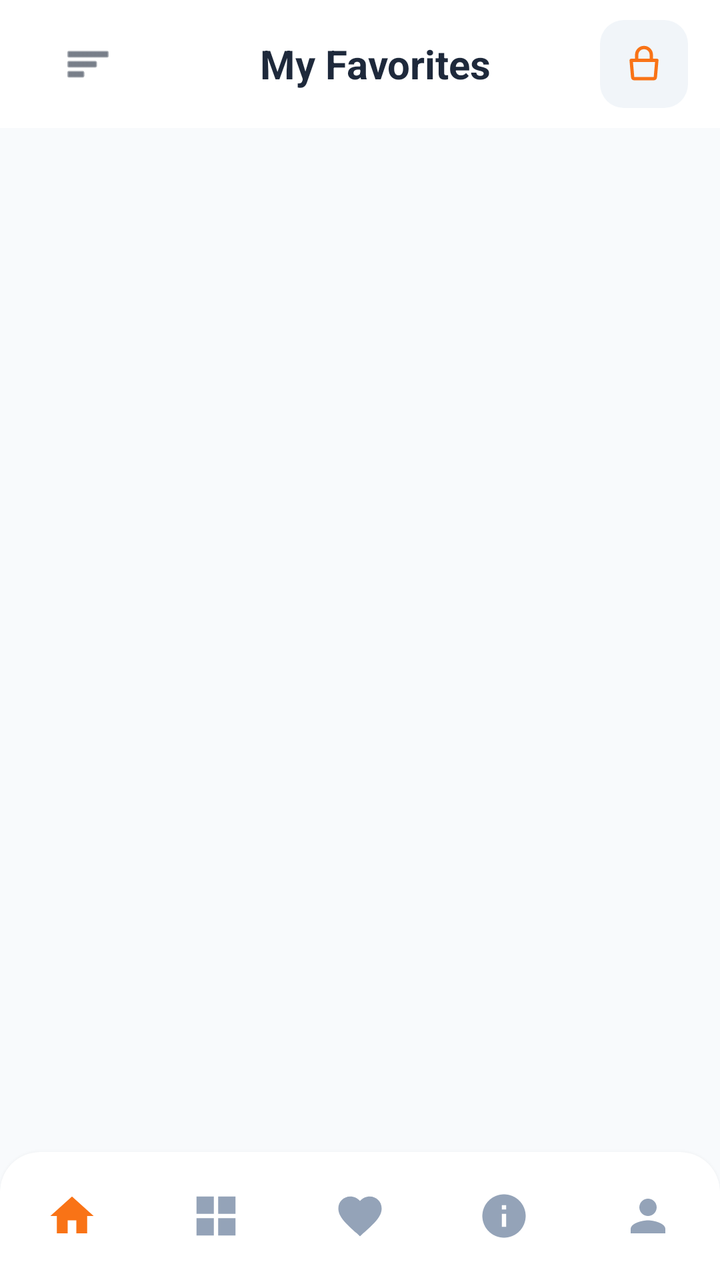
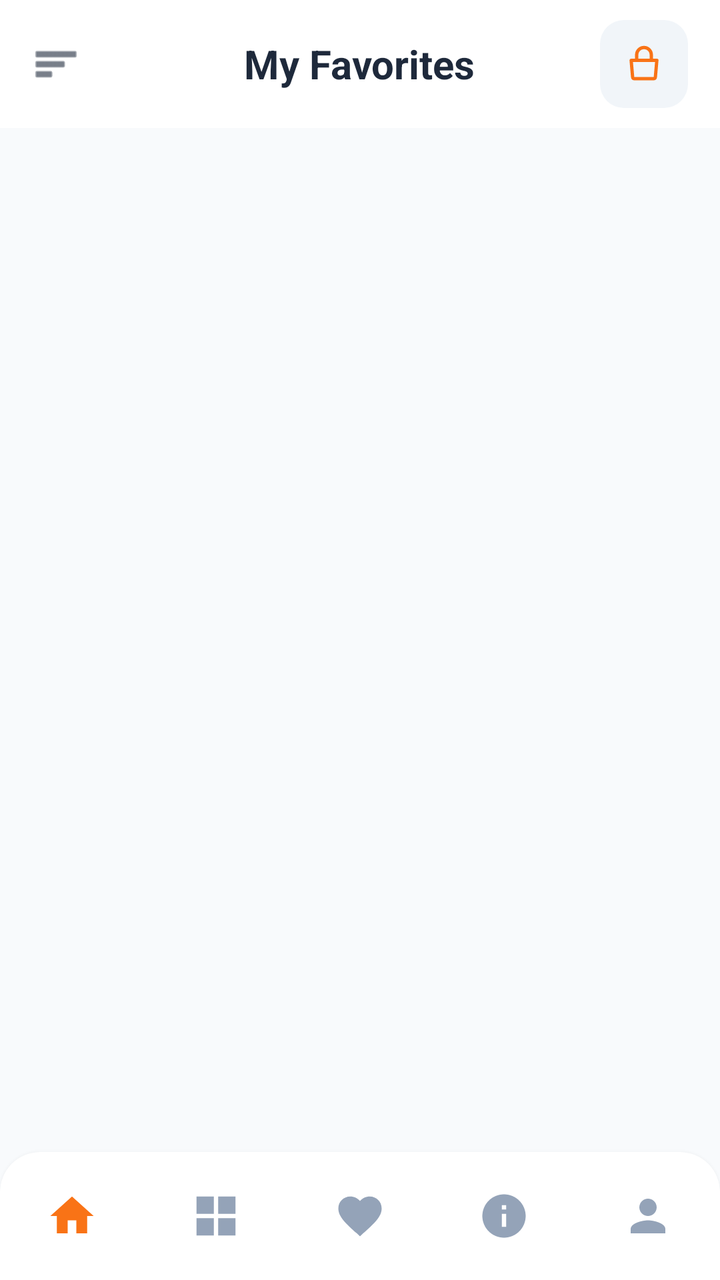

Compare the two renders of this Android layout. The source of the first and the diff that turns it into the second are given below.
<!-- AndroidManifest.xml: application theme Theme.BeckieDealApp -->
<!-- res/layout/activity_favorites.xml -->
<?xml version="1.0" encoding="utf-8"?>
<androidx.drawerlayout.widget.DrawerLayout
    xmlns:android="http://schemas.android.com/apk/res/android"
    xmlns:app="http://schemas.android.com/apk/res-auto"
    xmlns:tools="http://schemas.android.com/tools"
    android:id="@+id/drawerLayout"
    android:layout_width="match_parent"
    android:layout_height="match_parent"
    android:fitsSystemWindows="true"
    tools:context=".FavoritesActivity">

<androidx.constraintlayout.widget.ConstraintLayout
    android:layout_width="match_parent"
    android:layout_height="match_parent"
    android:background="@color/background">

    
    <com.google.android.material.appbar.MaterialToolbar
        android:id="@+id/topAppBar"
        android:layout_width="match_parent"
        android:layout_height="64dp"
        android:background="@color/surface"
        android:elevation="0dp"
        app:layout_constraintTop_toTopOf="parent">

        <RelativeLayout
            android:layout_width="match_parent"
            android:layout_height="match_parent"
            android:paddingHorizontal="16dp">

            <ImageView
                android:id="@+id/menuIcon"
                android:layout_width="24dp"
                android:layout_height="24dp"
                android:layout_alignParentStart="true"
                android:layout_centerVertical="true"
                android:src="@android:drawable/ic_menu_sort_by_size"
                app:tint="@color/text_primary" />

            <TextView
                android:layout_width="wrap_content"
                android:layout_height="wrap_content"
                android:layout_centerInParent="true"
                android:text="My Favorites"
                android:textColor="@color/text_primary"
                android:textSize="20sp"
                android:textStyle="bold" />

            <RelativeLayout
                android:id="@+id/cartContainer"
                android:layout_width="44dp"
                android:layout_height="44dp"
                android:layout_alignParentEnd="true"
                android:layout_centerVertical="true"
                android:background="@drawable/form_field_background">

                <ImageView
                    android:id="@+id/cartIcon"
                    android:layout_width="22dp"
                    android:layout_height="22dp"
                    android:layout_centerInParent="true"
                    android:src="@drawable/ic_shopping_bag"
                    app:tint="@color/primary" />

                <TextView
                    android:id="@+id/cartBadge"
                    android:layout_width="18dp"
                    android:layout_height="18dp"
                    android:layout_alignParentEnd="true"
                    android:layout_alignParentTop="true"
                    android:background="@drawable/badge_pill"
                    android:backgroundTint="@color/red_error"
                    android:gravity="center"
                    android:text="0"
                    android:textColor="@color/white_fixed"
                    android:textSize="9sp"
                    android:textStyle="bold"
                    android:visibility="gone" />

            </RelativeLayout>
        </RelativeLayout>
    </com.google.android.material.appbar.MaterialToolbar>

    <androidx.core.widget.NestedScrollView
        android:layout_width="match_parent"
        android:layout_height="0dp"
        android:fillViewport="true"
        app:layout_constraintTop_toBottomOf="@id/topAppBar"
        app:layout_constraintBottom_toTopOf="@id/bottomNavGlassHost">

        <LinearLayout
            android:layout_width="match_parent"
            android:layout_height="wrap_content"
            android:orientation="vertical"
            android:padding="16dp">

            
            <LinearLayout
                android:id="@+id/emptyState"
                android:layout_width="match_parent"
                android:layout_height="wrap_content"
                android:layout_marginTop="100dp"
                android:gravity="center"
                android:orientation="vertical"
                android:visibility="gone">

                <ImageView
                    android:layout_width="120dp"
                    android:layout_height="120dp"
                    android:src="@drawable/ic_favorite"
                    app:tint="@color/badge_bg" />

                <TextView
                    android:layout_width="wrap_content"
                    android:layout_height="wrap_content"
                    android:layout_marginTop="24dp"
                    android:text="Your heart is empty"
                    android:textColor="@color/text_primary"
                    android:textSize="20sp"
                    android:textStyle="bold" />

                <TextView
                    android:layout_width="wrap_content"
                    android:layout_height="wrap_content"
                    android:layout_marginTop="8dp"
                    android:text="Start adding items you love to your favorites!"
                    android:textColor="@color/text_secondary"
                    android:textSize="14sp" />
                
                <Button
                    android:id="@+id/exploreButton"
                    android:layout_width="wrap_content"
                    android:layout_height="wrap_content"
                    android:layout_marginTop="24dp"
                    android:text="Explore Products"
                    android:textAllCaps="false"
                    app:cornerRadius="12dp"
                    android:backgroundTint="@color/primary"/>
            </LinearLayout>

            
            <GridLayout
                android:id="@+id/favoritesGrid"
                android:layout_width="match_parent"
                android:layout_height="wrap_content"
                android:alignmentMode="alignMargins" />

        </LinearLayout>
    </androidx.core.widget.NestedScrollView>

    
    <include layout="@layout/layout_bottom_nav" />

</androidx.constraintlayout.widget.ConstraintLayout>

<include layout="@layout/layout_drawer" />

</androidx.drawerlayout.widget.DrawerLayout>
<!-- res/layout/layout_bottom_nav.xml (included above) -->
<?xml version="1.0" encoding="utf-8"?>
<FrameLayout
    xmlns:android="http://schemas.android.com/apk/res/android"
    xmlns:app="http://schemas.android.com/apk/res-auto"
    android:id="@+id/bottomNavGlassHost"
    android:layout_width="0dp"
    android:layout_height="wrap_content"
    android:layout_marginStart="@dimen/bottom_nav_side_margin"
    android:layout_marginEnd="@dimen/bottom_nav_side_margin"
    android:layout_marginBottom="@dimen/bottom_nav_bottom_margin"
    android:background="@drawable/bottom_nav_glass_bg"
    android:clipToOutline="true"
    android:elevation="4dp"
    app:layout_constraintBottom_toBottomOf="parent"
    app:layout_constraintStart_toStartOf="parent"
    app:layout_constraintEnd_toEndOf="parent">

    <com.google.android.material.bottomnavigation.BottomNavigationView
        android:id="@+id/bottomNavigation"
        android:layout_width="match_parent"
        android:layout_height="64dp"
        android:background="@android:color/transparent"
        app:backgroundTint="@android:color/transparent"
        app:elevation="0dp"
        app:labelVisibilityMode="unlabeled"
        app:itemIconSize="26dp"
        app:itemRippleColor="@color/nav_indicator_fill"
        app:itemActiveIndicatorStyle="@style/Widget.App.BottomNav.ActiveIndicator"
        app:itemTextColor="@color/bottom_nav_color"
        app:itemIconTint="@color/bottom_nav_color"
        app:menu="@menu/bottom_nav_menu" />

</FrameLayout>
<!-- res/layout/layout_drawer.xml (included above) -->
<?xml version="1.0" encoding="utf-8"?>
<LinearLayout
    xmlns:android="http://schemas.android.com/apk/res/android"
    xmlns:app="http://schemas.android.com/apk/res-auto"
    android:id="@+id/drawerPanel"
    android:layout_width="300dp"
    android:layout_height="match_parent"
    android:layout_gravity="start"
    android:background="@color/surface"
    android:orientation="vertical"
    android:fitsSystemWindows="true">

    
    <LinearLayout
        android:layout_width="match_parent"
        android:layout_height="wrap_content"
        android:background="@drawable/hero_gradient"
        android:orientation="vertical"
        android:paddingStart="20dp"
        android:paddingEnd="20dp"
        android:paddingTop="48dp"
        android:paddingBottom="24dp">

        
        <LinearLayout
            android:layout_width="60dp"
            android:layout_height="60dp"
            android:background="@drawable/about_icon_circle_bg"
            android:gravity="center">
            <ImageView
                android:id="@+id/drawerAvatar"
                android:layout_width="32dp"
                android:layout_height="32dp"
                android:src="@drawable/ic_person"
                android:contentDescription="User avatar"
                app:tint="@color/white_fixed" />
        </LinearLayout>

        <TextView
            android:id="@+id/drawerUserName"
            android:layout_width="wrap_content"
            android:layout_height="wrap_content"
            android:layout_marginTop="10dp"
            android:text="Guest User"
            android:textColor="@color/white_fixed"
            android:textSize="17sp"
            android:textStyle="bold" />

        <TextView
            android:id="@+id/drawerUserEmail"
            android:layout_width="wrap_content"
            android:layout_height="wrap_content"
            android:layout_marginTop="2dp"
            android:text="Sign in to your account"
            android:textColor="#CCFFFFFF"
            android:textSize="12sp" />

    </LinearLayout>

    
    <ScrollView
        android:layout_width="match_parent"
        android:layout_height="0dp"
        android:layout_weight="1"
        android:scrollbars="none"
        android:paddingTop="8dp"
        android:paddingBottom="8dp">

        <LinearLayout
            android:layout_width="match_parent"
            android:layout_height="wrap_content"
            android:orientation="vertical"
            android:paddingHorizontal="12dp">

            
            <LinearLayout
                android:id="@+id/drawerHome"
                android:layout_width="match_parent"
                android:layout_height="52dp"
                android:background="@drawable/drawer_item_bg"
                android:clickable="true"
                android:focusable="true"
                android:gravity="center_vertical"
                android:orientation="horizontal"
                android:paddingHorizontal="12dp">
                <ImageView
                    android:layout_width="22dp"
                    android:layout_height="22dp"
                    android:src="@drawable/ic_home"
                    android:contentDescription="Home"
                    app:tint="@color/primary" />
                <TextView
                    android:layout_width="0dp"
                    android:layout_height="wrap_content"
                    android:layout_weight="1"
                    android:layout_marginStart="14dp"
                    android:text="Home"
                    android:textColor="@color/text_primary"
                    android:textSize="15sp" />
            </LinearLayout>

            
            <LinearLayout
                android:id="@+id/drawerCategories"
                android:layout_width="match_parent"
                android:layout_height="52dp"
                android:background="@drawable/drawer_item_bg"
                android:clickable="true"
                android:focusable="true"
                android:gravity="center_vertical"
                android:orientation="horizontal"
                android:paddingHorizontal="12dp">
                <ImageView
                    android:layout_width="22dp"
                    android:layout_height="22dp"
                    android:src="@drawable/ic_category"
                    android:contentDescription="Categories"
                    app:tint="@color/primary" />
                <TextView
                    android:layout_width="0dp"
                    android:layout_height="wrap_content"
                    android:layout_weight="1"
                    android:layout_marginStart="14dp"
                    android:text="Categories"
                    android:textColor="@color/text_primary"
                    android:textSize="15sp" />
            </LinearLayout>

            
            <LinearLayout
                android:id="@+id/drawerOrders"
                android:layout_width="match_parent"
                android:layout_height="52dp"
                android:background="@drawable/drawer_item_bg"
                android:clickable="true"
                android:focusable="true"
                android:gravity="center_vertical"
                android:orientation="horizontal"
                android:paddingHorizontal="12dp">
                <ImageView
                    android:layout_width="22dp"
                    android:layout_height="22dp"
                    android:src="@drawable/ic_orders"
                    android:contentDescription="My Orders"
                    app:tint="@color/primary" />
                <TextView
                    android:layout_width="0dp"
                    android:layout_height="wrap_content"
                    android:layout_weight="1"
                    android:layout_marginStart="14dp"
                    android:text="My Orders"
                    android:textColor="@color/text_primary"
                    android:textSize="15sp" />
            </LinearLayout>

            
            <LinearLayout
                android:id="@+id/drawerFavorites"
                android:layout_width="match_parent"
                android:layout_height="52dp"
                android:background="@drawable/drawer_item_bg"
                android:clickable="true"
                android:focusable="true"
                android:gravity="center_vertical"
                android:orientation="horizontal"
                android:paddingHorizontal="12dp">
                <ImageView
                    android:layout_width="22dp"
                    android:layout_height="22dp"
                    android:src="@drawable/ic_favorite"
                    android:contentDescription="Favorites"
                    app:tint="@color/primary" />
                <TextView
                    android:layout_width="0dp"
                    android:layout_height="wrap_content"
                    android:layout_weight="1"
                    android:layout_marginStart="14dp"
                    android:text="Favorites"
                    android:textColor="@color/text_primary"
                    android:textSize="15sp" />
                
                <TextView
                    android:id="@+id/drawerFavBadge"
                    android:layout_width="22dp"
                    android:layout_height="22dp"
                    android:background="@drawable/badge_pill"
                    android:backgroundTint="@color/red_error"
                    android:gravity="center"
                    android:text="0"
                    android:textColor="@color/white_fixed"
                    android:textSize="10sp"
                    android:textStyle="bold"
                    android:visibility="gone" />
            </LinearLayout>

            
            <View
                android:layout_width="match_parent"
                android:layout_height="1dp"
                android:layout_marginVertical="8dp"
                android:background="@color/border_color" />

            
            <LinearLayout
                android:id="@+id/drawerNotifications"
                android:layout_width="match_parent"
                android:layout_height="52dp"
                android:background="@drawable/drawer_item_bg"
                android:clickable="true"
                android:focusable="true"
                android:gravity="center_vertical"
                android:orientation="horizontal"
                android:paddingHorizontal="12dp">
                <ImageView
                    android:layout_width="22dp"
                    android:layout_height="22dp"
                    android:src="@drawable/ic_notifications"
                    android:contentDescription="Notifications"
                    app:tint="@color/text_secondary" />
                <TextView
                    android:layout_width="0dp"
                    android:layout_height="wrap_content"
                    android:layout_weight="1"
                    android:layout_marginStart="14dp"
                    android:text="Notifications"
                    android:textColor="@color/text_primary"
                    android:textSize="15sp" />
            </LinearLayout>

            
            <LinearLayout
                android:id="@+id/drawerDarkMode"
                android:layout_width="match_parent"
                android:layout_height="52dp"
                android:background="@drawable/drawer_item_bg"
                android:clickable="true"
                android:focusable="true"
                android:gravity="center_vertical"
                android:orientation="horizontal"
                android:paddingHorizontal="12dp">
                <ImageView
                    android:layout_width="22dp"
                    android:layout_height="22dp"
                    android:src="@drawable/ic_dark_mode"
                    android:contentDescription="Dark Mode"
                    app:tint="@color/text_secondary" />
                <TextView
                    android:layout_width="0dp"
                    android:layout_height="wrap_content"
                    android:layout_weight="1"
                    android:layout_marginStart="14dp"
                    android:text="Dark Mode"
                    android:textColor="@color/text_primary"
                    android:textSize="15sp" />
                <com.google.android.material.materialswitch.MaterialSwitch
                    android:id="@+id/drawerDarkModeSwitch"
                    android:layout_width="wrap_content"
                    android:layout_height="wrap_content"
                    android:checked="false" />
            </LinearLayout>

            
            <LinearLayout
                android:id="@+id/drawerLanguage"
                android:layout_width="match_parent"
                android:layout_height="52dp"
                android:background="@drawable/drawer_item_bg"
                android:clickable="true"
                android:focusable="true"
                android:gravity="center_vertical"
                android:orientation="horizontal"
                android:paddingHorizontal="12dp">
                <ImageView
                    android:layout_width="22dp"
                    android:layout_height="22dp"
                    android:src="@drawable/ic_language"
                    android:contentDescription="Language"
                    app:tint="@color/text_secondary" />
                <TextView
                    android:layout_width="0dp"
                    android:layout_height="wrap_content"
                    android:layout_weight="1"
                    android:layout_marginStart="14dp"
                    android:text="Language"
                    android:textColor="@color/text_primary"
                    android:textSize="15sp" />
                <TextView
                    android:id="@+id/drawerLanguageValue"
                    android:layout_width="wrap_content"
                    android:layout_height="wrap_content"
                    android:text="English"
                    android:textColor="@color/text_secondary"
                    android:textSize="13sp" />
            </LinearLayout>

            
            <View
                android:layout_width="match_parent"
                android:layout_height="1dp"
                android:layout_marginVertical="8dp"
                android:background="@color/border_color" />

            
            <LinearLayout
                android:id="@+id/drawerAbout"
                android:layout_width="match_parent"
                android:layout_height="52dp"
                android:background="@drawable/drawer_item_bg"
                android:clickable="true"
                android:focusable="true"
                android:gravity="center_vertical"
                android:orientation="horizontal"
                android:paddingHorizontal="12dp">
                <ImageView
                    android:layout_width="22dp"
                    android:layout_height="22dp"
                    android:src="@drawable/ic_info"
                    android:contentDescription="About Us"
                    app:tint="@color/text_secondary" />
                <TextView
                    android:layout_width="0dp"
                    android:layout_height="wrap_content"
                    android:layout_weight="1"
                    android:layout_marginStart="14dp"
                    android:text="About Us"
                    android:textColor="@color/text_primary"
                    android:textSize="15sp" />
            </LinearLayout>

            
            <LinearLayout
                android:id="@+id/drawerLogin"
                android:layout_width="match_parent"
                android:layout_height="52dp"
                android:background="@drawable/drawer_item_bg"
                android:clickable="true"
                android:focusable="true"
                android:gravity="center_vertical"
                android:orientation="horizontal"
                android:paddingHorizontal="12dp">
                <ImageView
                    android:id="@+id/drawerLoginIcon"
                    android:layout_width="22dp"
                    android:layout_height="22dp"
                    android:src="@drawable/ic_account"
                    android:contentDescription="Login"
                    app:tint="@color/text_secondary" />
                <TextView
                    android:id="@+id/drawerLoginLabel"
                    android:layout_width="0dp"
                    android:layout_height="wrap_content"
                    android:layout_weight="1"
                    android:layout_marginStart="14dp"
                    android:text="Login / Register"
                    android:textColor="@color/text_primary"
                    android:textSize="15sp" />
            </LinearLayout>

        </LinearLayout>
    </ScrollView>

    
    <TextView
        android:layout_width="match_parent"
        android:layout_height="40dp"
        android:gravity="center"
        android:text="TechStore v1.0"
        android:textColor="@color/text_muted"
        android:textSize="11sp" />

</LinearLayout>
<!-- resources referenced by this layout -->
<resources>
  <color name="background">#F8FAFC</color>
  <color name="badge_bg">#FFF7ED</color>
  <color name="border_color">#E2E8F0</color>
  <color name="nav_indicator_fill">#FFF1EB</color>
  <color name="primary">#F97316</color>
  <color name="red_error">#EF4444</color>
  <color name="surface">#FFFFFF</color>
  <color name="text_muted">#94A3B8</color>
  <color name="text_primary">#1E293B</color>
  <color name="text_secondary">#64748B</color>
  <color name="white_fixed">#FFFFFF</color>
  <dimen name="bottom_nav_bottom_margin">0dp</dimen>
  <dimen name="bottom_nav_side_margin">0dp</dimen>
  <!-- drawable about_icon_circle_bg (drawable) -->
  <?xml version="1.0" encoding="utf-8"?>
  <shape xmlns:android="http://schemas.android.com/apk/res/android"
      android:shape="oval">
      <solid android:color="@color/primary" />
  </shape>
  <!-- drawable badge_pill (drawable) -->
  <?xml version="1.0" encoding="utf-8"?>
  <shape xmlns:android="http://schemas.android.com/apk/res/android">
      <solid android:color="#33FFFFFF" />
      <corners android:radius="4dp" />
  </shape>
  <!-- drawable bottom_nav_glass_bg (drawable) -->
  <?xml version="1.0" encoding="utf-8"?>
  <shape xmlns:android="http://schemas.android.com/apk/res/android"
      android:shape="rectangle">
      <solid android:color="@color/nav_surface" />
      <corners
          android:topLeftRadius="20dp"
          android:topRightRadius="20dp"
          android:bottomLeftRadius="0dp"
          android:bottomRightRadius="0dp" />
  </shape>
  <!-- drawable form_field_background (drawable) -->
  <?xml version="1.0" encoding="utf-8"?>
  <shape xmlns:android="http://schemas.android.com/apk/res/android">
      <solid android:color="@color/input_background" />
      <corners android:radius="12dp" />
  </shape>
  <!-- drawable hero_gradient (drawable) -->
  <?xml version="1.0" encoding="utf-8"?>
  <shape xmlns:android="http://schemas.android.com/apk/res/android">
      <gradient
          android:angle="135"
          android:startColor="#F59E0B"
          android:endColor="#F97316"
          android:type="linear" />
  </shape>
  <!-- drawable ic_home (drawable) -->
  <vector xmlns:android="http://schemas.android.com/apk/res/android"
      android:width="24dp"
      android:height="24dp"
      android:viewportWidth="24"
      android:viewportHeight="24">
      <path
          android:fillColor="@android:color/white"
          android:pathData="M10,20v-6h4v6h5v-8h3L12,3 2,12h3v8z" />
  </vector>
  <!-- drawable ic_info (drawable) -->
  <vector xmlns:android="http://schemas.android.com/apk/res/android"
      android:width="24dp"
      android:height="24dp"
      android:viewportWidth="24"
      android:viewportHeight="24">
      <path
          android:fillColor="@android:color/white"
          android:pathData="M12,2C6.48,2 2,6.48 2,12s4.48,10 10,10 10,-4.48 10,-10S17.52,2 12,2zM13,17h-2v-6h2v6zM13,9h-2V7h2v2z" />
  </vector>
  <style name="Widget.App.BottomNav.ActiveIndicator" parent="Widget.Material3.BottomNavigationView.ActiveIndicator">
          <item name="android:color">@color/nav_indicator_fill</item>
          <item name="android:width">52dp</item>
          <item name="android:height">40dp</item>
          <item name="shapeAppearance">@style/ShapeAppearance.App.BottomNav.ActiveIndicator</item>
      </style>
  <style name="Theme.BeckieDealApp" parent="Base.Theme.BeckieDealApp" />
  <color name="nav_surface">#FFFFFF</color>
  <color name="input_background">#F1F5F9</color>
  <style name="ShapeAppearance.App.BottomNav.ActiveIndicator" parent="">
          <item name="cornerFamily">rounded</item>
          <item name="cornerSize">50%</item>
      </style>
  <color name="on_primary">#FFFFFF</color>
  <color name="primary_container">#F97316</color>
  <color name="on_primary_container">#582200</color>
  <color name="on_surface">#251913</color>
  <!-- unchanged entries left out for length: 12 -->
</resources>

<!-- the commit's change to res/layout/activity_favorites.xml (unified diff, before → after) -->
@@ -18,9 +18,10 @@
     <com.google.android.material.appbar.MaterialToolbar
         android:id="@+id/topAppBar"
         android:layout_width="match_parent"
-        android:layout_height="64dp"
+        android:layout_height="@dimen/toolbar_height"
         android:background="@color/surface"
         android:elevation="0dp"
+        app:contentInsetStart="0dp"
         app:layout_constraintTop_toTopOf="parent">
 
         <RelativeLayout
<!-- resource entries referenced after the edit -->
@@ -13,6 +13,7 @@
   <color name="white_fixed">#FFFFFF</color>
   <dimen name="bottom_nav_bottom_margin">0dp</dimen>
   <dimen name="bottom_nav_side_margin">0dp</dimen>
+  <dimen name="toolbar_height">64dp</dimen>
   <!-- drawable about_icon_circle_bg (drawable) -->
   <?xml version="1.0" encoding="utf-8"?>
   <shape xmlns:android="http://schemas.android.com/apk/res/android"
